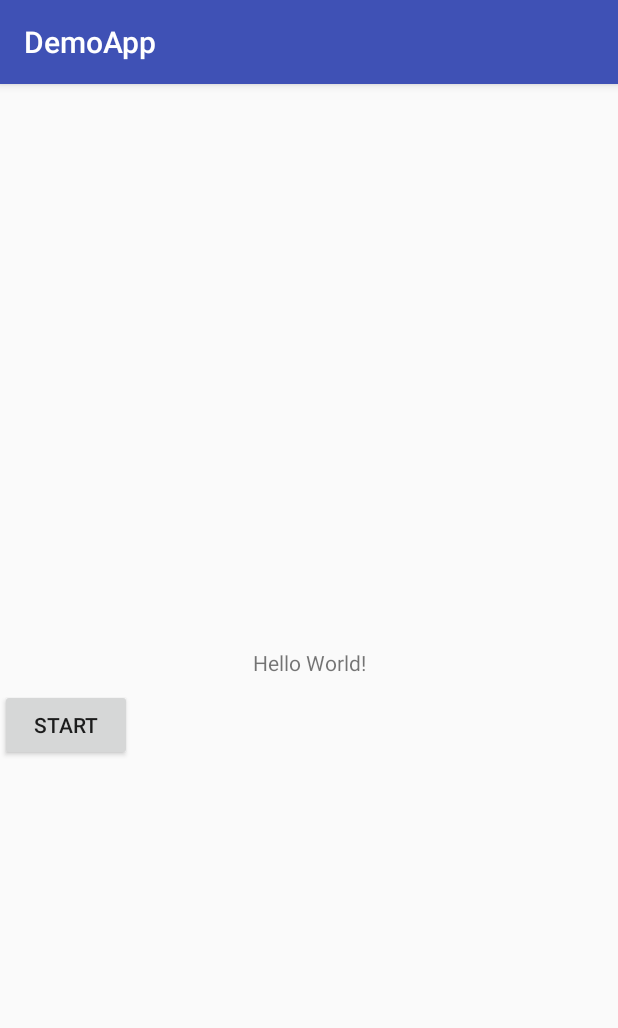
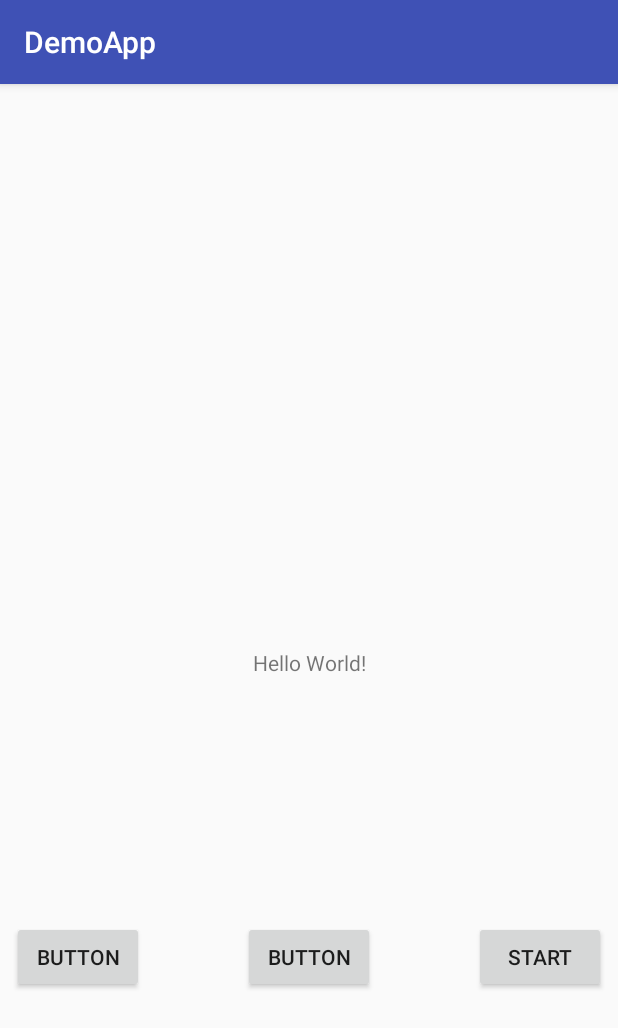
Before and after one commit to mikemedina/DemoApp, an Android app: the screen it shows after launch (MainActivity), on a phone screen of 412 x 824 dp. Shown: the top 1028 px of the screen. Run offline under Robolectric (Android 15) with nearby library versions, the phone set to English and light mode, and no system bars; 2 statements that could not run were skipped.

Commit message:
Add two more buttons

```diff
--- a/app/src/main/res/layout/activity_main.xml
+++ b/app/src/main/res/layout/activity_main.xml
@@ -22,8 +22,39 @@
         android:layout_width="wrap_content"
         android:layout_height="wrap_content"
         android:text="@string/button_start"
-        tools:layout_editor_absoluteX="148dp"
         android:layout_marginTop="8dp"
-        app:layout_constraintTop_toBottomOf="@+id/textView" />
+        app:layout_constraintTop_toBottomOf="@+id/textView"
+        android:layout_marginRight="8dp"
+        android:layout_marginEnd="8dp"
+        app:layout_constraintRight_toRightOf="parent"
+        app:layout_constraintBottom_toBottomOf="parent"
+        android:layout_marginBottom="8dp" />
+
+    <Button
+        android:id="@+id/button3"
+        android:layout_width="wrap_content"
+        android:layout_height="wrap_content"
+        android:text="Button"
+        app:layout_constraintLeft_toRightOf="@+id/button2"
+        android:layout_marginLeft="8dp"
+        app:layout_constraintRight_toLeftOf="@+id/button"
+        android:layout_marginRight="8dp"
+        android:layout_marginTop="8dp"
+        app:layout_constraintTop_toBottomOf="@+id/textView"
+        app:layout_constraintBottom_toBottomOf="parent"
+        android:layout_marginBottom="8dp" />
+
+    <Button
+        android:id="@+id/button2"
+        android:layout_width="wrap_content"
+        android:layout_height="wrap_content"
+        android:text="Button"
+        android:layout_marginLeft="8dp"
+        android:layout_marginStart="8dp"
+        app:layout_constraintLeft_toLeftOf="parent"
+        android:layout_marginTop="8dp"
+        app:layout_constraintTop_toBottomOf="@+id/textView"
+        app:layout_constraintBottom_toBottomOf="parent"
+        android:layout_marginBottom="8dp" />
 
 </android.support.constraint.ConstraintLayout>
```
